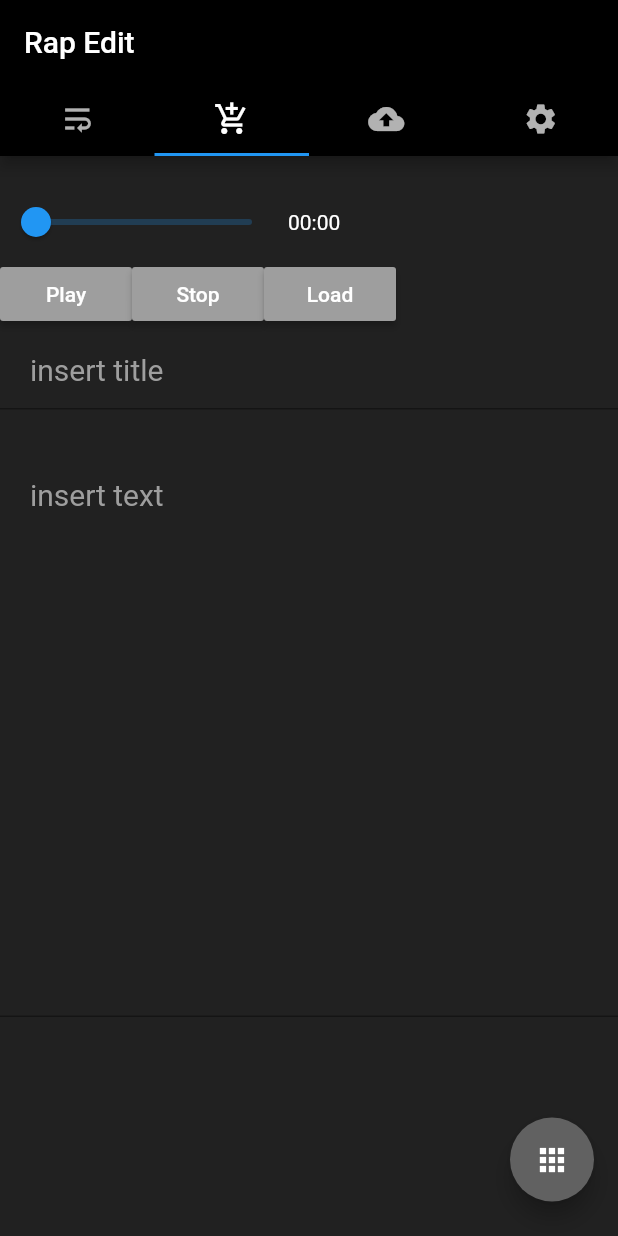
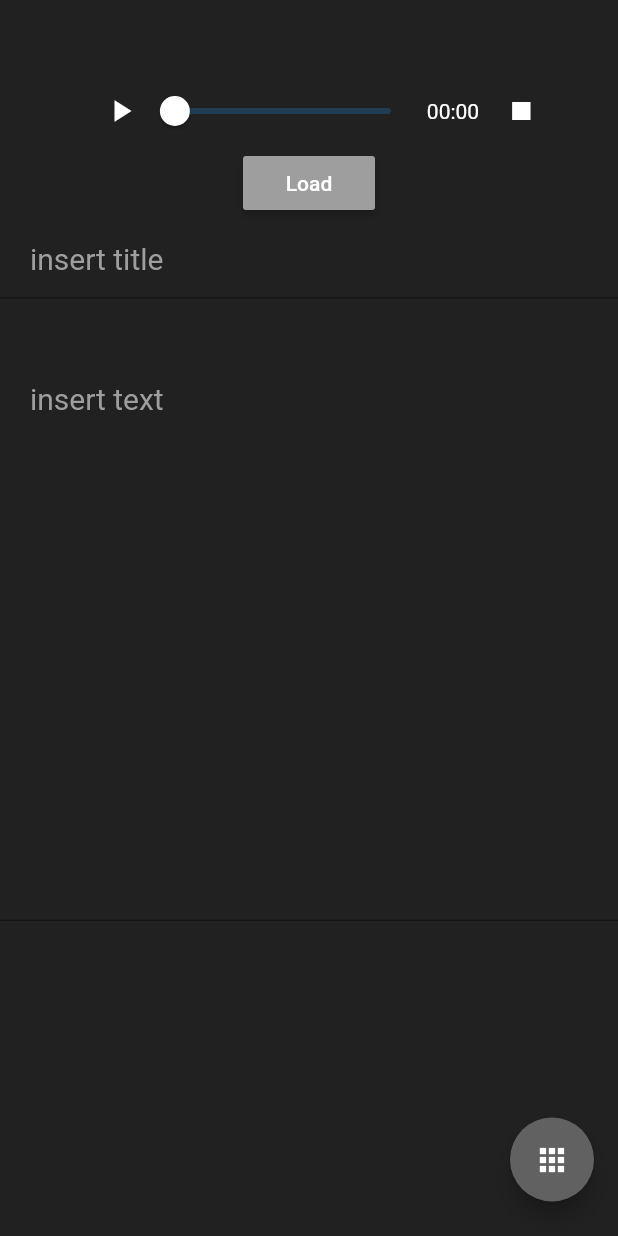
Before and after one commit to Catonzio/rap_edit, a Flutter app: the screen it shows after launch, on a phone screen of 412 x 824 dp. Run offline on Flutter 3.47's test engine with Material 2 defaults, Android fonts, the phone set to English and light mode, and no system bars; our stand-ins replace audioplayers, file_picker.

Commit message:
cambiati i simboli del play/pause e dello stop e tolti i tab di navigazione (decidere se mantenerli, se mettere un drawer (menu a tendina) o non mettere nulla)

```diff
--- a/lib/custom_widgets/AudioPlayerWidget.dart
+++ b/lib/custom_widgets/AudioPlayerWidget.dart
@@ -17,6 +17,7 @@ class AudioPlayerWidgetState extends State<AudioPlayerWidget> {
   static AudioPlayerState playerState;
   String localFilePath;
   String playPauseButtonText = "Play";
+  IconData playPauseIcon = Icons.play_arrow;
   TextStyle textStyle = new TextStyle(color: Colors.white);
 
   @override
@@ -34,7 +35,7 @@ class AudioPlayerWidgetState extends State<AudioPlayerWidget> {
       });
 
       player.onAudioPositionChanged.listen((Duration p) {
-        setState(() => position = p);
+        setState(() => { position = p });
       });
 
       player.onPlayerStateChanged.listen((AudioPlayerState s) {
@@ -43,9 +44,9 @@ class AudioPlayerWidgetState extends State<AudioPlayerWidget> {
     }
   }
 
-  void updateText(String s) {
+  void updateText(IconData data) {
     setState(() {
-      playPauseButtonText = s;
+      playPauseIcon = data;
     });
   }
 
@@ -54,6 +55,7 @@ class AudioPlayerWidgetState extends State<AudioPlayerWidget> {
       value: position.inSeconds.toDouble(),
       min: 0.0,
       max: duration.inSeconds.toDouble(),
+      activeColor: Colors.white,
       onChanged: (double value) {
         setState(() {
           seekToSecond(value.toInt());
@@ -72,12 +74,12 @@ class AudioPlayerWidgetState extends State<AudioPlayerWidget> {
   loadSong() async {
     localFilePath = await FilePicker.getFilePath(type: FileType.AUDIO);
     player.play(localFilePath, isLocal: true);
-    updateText("Pause");
+    updateText(Icons.pause);
   }
 
   stopSong() {
     player.stop();
-    updateText("Play");
+    updateText(Icons.play_arrow);
     setState(() {
       seekToSecond(0);
     });
@@ -85,12 +87,15 @@ class AudioPlayerWidgetState extends State<AudioPlayerWidget> {
 
   resumeSong() {
     player.resume();
-    updateText("Pause");
+    if(position.inSeconds == duration.inSeconds -1) {
+      stopSong();
+    }
+    updateText(Icons.pause);
   }
 
   pauseSong() {
     player.pause();
-    updateText("Play");
+    updateText(Icons.play_arrow);
   }
 
   playPause() {
@@ -109,16 +114,40 @@ class AudioPlayerWidgetState extends State<AudioPlayerWidget> {
   Widget build(BuildContext context) {
     return Center(
         child: Column(
+          mainAxisAlignment: MainAxisAlignment.center,
+          crossAxisAlignment: CrossAxisAlignment.center,
           children: <Widget>[
             Container(
               color: Colors.transparent,
               child: Row(
+                mainAxisAlignment: MainAxisAlignment.center,
+                crossAxisAlignment: CrossAxisAlignment.center,
                 children: <Widget>[
+                  Center(
+                    child: Container(
+                      width: 40,
+                      child: MaterialButton(
+                        //color: Colors.grey,
+                        //child: Text('$playPauseButtonText', style: textStyle,),
+                        child: Icon(playPauseIcon, color: Colors.white,),
+                        onPressed: () => { playPause() },
+                      ),
+                    )
+                  ),
                   createSlider(),
                   Text(
-                      getPositionFormatted(),
+                    getPositionFormatted(),
                     style: textStyle,
-                  )
+                  ),
+                  Center(
+                    child: Container(
+                      width: 40,
+                      child: MaterialButton(
+                        child: Icon(Icons.stop, color: Colors.white,),
+                        onPressed: () => { stopSong() },
+                      ),
+                    ),
+                  ),
                 ],
               ),
             ),
@@ -126,17 +155,11 @@ class AudioPlayerWidgetState extends State<AudioPlayerWidget> {
               color: Colors.transparent,
               child: Center(
                 child: Row(
+                  mainAxisAlignment: MainAxisAlignment.center,
+                  crossAxisAlignment: CrossAxisAlignment.center,
                   children: <Widget>[
-                    MaterialButton(
-                      color: Colors.grey,
-                      child: Text('$playPauseButtonText', style: textStyle,),
-                      onPressed: () => { playPause() },
-                    ),
-                    MaterialButton(
-                      color: Colors.grey,
-                      child: Text("Stop", style: textStyle,),
-                      onPressed: () => { stopSong() },
-                    ),
+
+
                     MaterialButton(
                       color: Colors.grey,
                       child: Text("Load", style: textStyle),
--- a/lib/pages/TabBarsPage.dart
+++ b/lib/pages/TabBarsPage.dart
@@ -44,7 +44,7 @@ class TabBarPageState extends State<TabBarPage> {
       length: 4,
       initialIndex: 1,
       child: Scaffold(
-        appBar: AppBar(
+        /*appBar: AppBar(
           backgroundColor: Colors.black,
           bottom: TabBar(
             tabs: [
@@ -54,7 +54,7 @@ class TabBarPageState extends State<TabBarPage> {
               Tab(icon: Icon(Icons.settings)),
             ],
           ),
-          title: Text('Rap Edit'),
+          //title: Text('Rap Edit'),
         ),
         body: TabBarView(
           children: [
@@ -63,7 +63,8 @@ class TabBarPageState extends State<TabBarPage> {
             ThirdPage(),
             ProvePage()
           ],
-        ),
+        ),*/
+        body: secondPage,
       ),
     );
   }
--- a/lib/pages/secondPage.dart
+++ b/lib/pages/secondPage.dart
@@ -86,11 +86,11 @@ class SecondPageState extends State<SecondPage> with AutomaticKeepAliveClientMix
           child: Center(
             child: Column(
               children: <Widget>[
-                Container(height: 20,),
+                SizedBox(height: 50,),
                 AudioPlayerWidget(),
                 titleText,
-                Container(height: 20,),
-                Container(height: 10,),
+                SizedBox(height: 20,),
+                SizedBox(height: 20,),
                 Expanded(
                   child: textText,
                 ),
```
